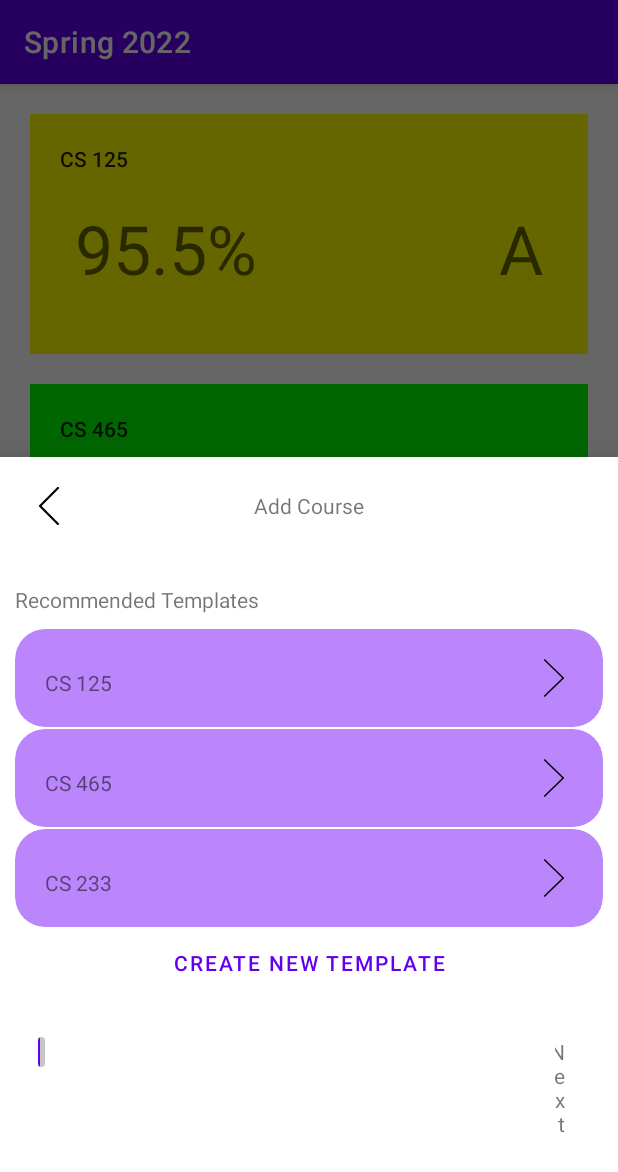
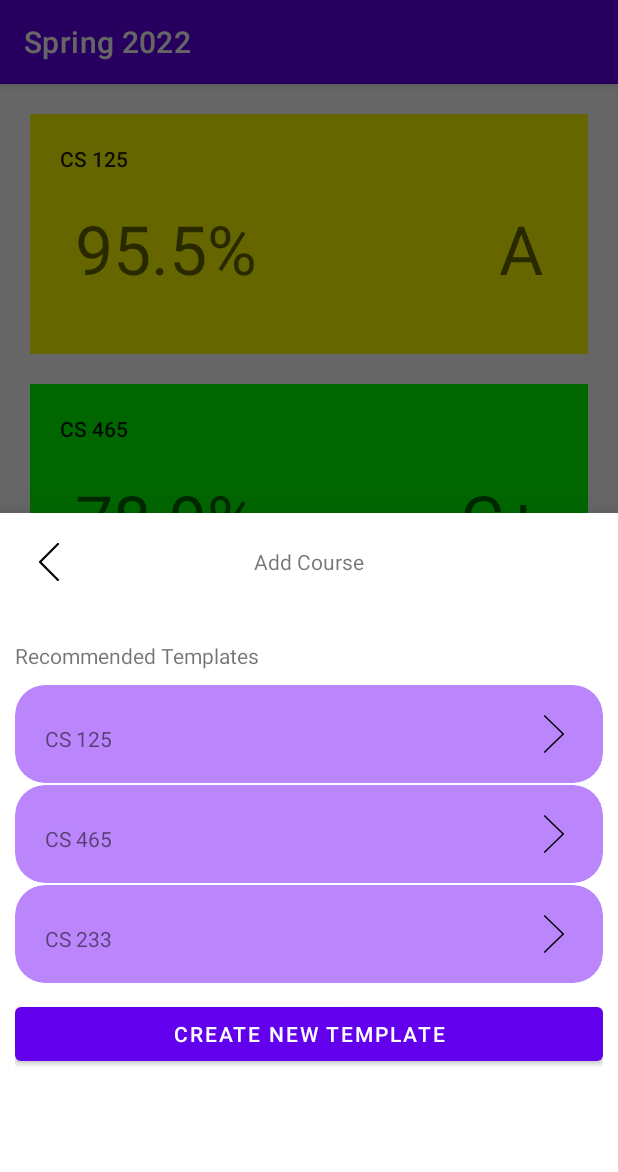
Before and after one commit to sonalimerchia/CS465-Pixelbyte, an Android app: the fragment FindTemplate placed in its activity, on a phone screen of 412 x 824 dp. Shown: the top 1172 px of the screen. Run offline under Robolectric (Android 15) with nearby library versions, the phone set to English and light mode, and no system bars.

```diff
--- a/app/src/main/java/edu/illinois/cs465/pixelbyte/ClassList/ClassElementClickListener.java
+++ b/app/src/main/java/edu/illinois/cs465/pixelbyte/ClassList/ClassElementClickListener.java
@@ -3,7 +3,10 @@ package edu.illinois.cs465.pixelbyte.ClassList;
 import android.content.Intent;
 import android.view.View;
 
+import java.util.List;
+
 import edu.illinois.cs465.pixelbyte.ClassActivity;
+import edu.illinois.cs465.pixelbyte.categoryCreation.TemplateCategory;
 
 public class ClassElementClickListener implements View.OnClickListener {
     ClassData classData_;
@@ -14,7 +17,7 @@ public class ClassElementClickListener implements View.OnClickListener {
 
     public void onClick(View v) {
         Intent intent = new Intent(v.getContext(), ClassActivity.class);
-        intent.putExtra("ClassName", classData_.className_);
+        classData_.addToIntent(intent);
         v.getContext().startActivity(intent);
     }
 }
--- a/app/src/main/java/edu/illinois/cs465/pixelbyte/FindTemplate.java
+++ b/app/src/main/java/edu/illinois/cs465/pixelbyte/FindTemplate.java
@@ -1,11 +1,11 @@
 package edu.illinois.cs465.pixelbyte;
-
-import androidx.appcompat.app.AppCompatActivity;
 
 import android.os.Bundle;
 import android.view.LayoutInflater;
 import android.view.View;
 import android.view.ViewGroup;
+import android.widget.Button;
+import android.widget.ImageView;
 import android.widget.ListView;
 
 import com.google.android.material.bottomsheet.BottomSheetDialogFragment;
@@ -15,11 +15,10 @@ import java.util.List;
 
 import edu.illinois.cs465.pixelbyte.ClassList.ClassData;
 import edu.illinois.cs465.pixelbyte.RecommendedTemplateList.RecommendedTemplateAdapter;
-import edu.illinois.cs465.pixelbyte.categoryCreation.CategoryArrayAdapter;
 import edu.illinois.cs465.pixelbyte.categoryCreation.TemplateCategory;
 
 public class FindTemplate extends BottomSheetDialogFragment {
-    ListView recommendedTemplates;
+    ListView recommendedTemplates_;
 
     @Override
     public View onCreateView(LayoutInflater inflater, ViewGroup container, Bundle savedInstanceState) {
@@ -27,35 +26,32 @@ public class FindTemplate extends BottomSheetDialogFragment {
         View view = inflater.inflate(R.layout.activity_find_template, container, false);
 
         // Create items from sample data
-        List<ClassData> items = createItems();
+        List<ClassData> items = ClassData.createSampleList();
 
         // Create adapter to interpret data
-        recommendedTemplates = view.findViewById(R.id.recommended_templates);
-        RecommendedTemplateAdapter arr = new RecommendedTemplateAdapter(view.getContext(), items);
+        recommendedTemplates_ = view.findViewById(R.id.recommended_templates);
+        RecommendedTemplateAdapter arr = new RecommendedTemplateAdapter(view.getContext(), items, (MainActivity)(getActivity()));
 
         // Apply adapter to list
-        recommendedTemplates.setAdapter(arr);
+        recommendedTemplates_.setAdapter(arr);
+
+        // Enable back button
+        ImageView back = (ImageView) view.findViewById(R.id.back_button);
+        back.setOnClickListener(new View.OnClickListener() {
+            public void onClick(View v) {
+                MainActivity m = (MainActivity)getActivity();
+                m.openDialog(BottomSheetCodes.CreateClass, "CreateClass");
+            }
+        });
+
+        Button createNew = (Button) view.findViewById((R.id.create_new_template));
+        createNew.setOnClickListener(new View.OnClickListener() {
+            public void onClick(View v) {
+                MainActivity m = (MainActivity) getActivity();
+                m.openDialog(BottomSheetCodes.NewTemplatePreview, "New Template");
+            }
+        });
 
         return view;
     }
-
-    private List<ClassData> createItems() {
-        List<ClassData> classes = new ArrayList<>();
-
-        classes.add(new ClassData("CS 125", "A", 95.5, 0xffffff00, 90.0));
-        classes.add(new ClassData("CS 465", "C+", 78.9, 0xff00ff00, 90.0));
-        classes.add(new ClassData("CS 233", "B-", 83.9, 0xff00ffff, 80.0));
-
-        addCategories(classes.get(0));
-        addCategories(classes.get(1));
-        addCategories(classes.get(2));
-
-        return classes;
-    }
-
-    private void addCategories(ClassData cd) {
-        cd.categories_.add(new TemplateCategory("Quizzes", 20.5, 2, 13));
-        cd.categories_.add(new TemplateCategory("Homework", 15.0, 5, 25));
-        cd.categories_.add(new TemplateCategory("Exams", 33.3, 0, 3));
-    }
 }
--- /dev/null
+++ b/app/src/main/java/edu/illinois/cs465/pixelbyte/RecommendedTemplateList/RecommendationElementClickListener.java
@@ -0,0 +1,22 @@
+package edu.illinois.cs465.pixelbyte.RecommendedTemplateList;
+
+import android.view.View;
+
+import edu.illinois.cs465.pixelbyte.BottomSheetCodes;
+import edu.illinois.cs465.pixelbyte.MainActivity;
+
+public class RecommendationElementClickListener implements View.OnClickListener{
+    MainActivity parent_;
+    String name_;
+
+    public RecommendationElementClickListener(MainActivity m, String name) {
+        parent_ = m;
+        name_ = name;
+    }
+
+    public void onClick(View v) {
+        if (parent_ != null) {
+            parent_.openDialog(BottomSheetCodes.PreviewTemplate, name_);
+        }
+    }
+}
--- a/app/src/main/java/edu/illinois/cs465/pixelbyte/RecommendedTemplateList/RecommendedTemplateAdapter.java
+++ b/app/src/main/java/edu/illinois/cs465/pixelbyte/RecommendedTemplateList/RecommendedTemplateAdapter.java
@@ -10,11 +10,15 @@ import android.widget.TextView;
 import java.util.List;
 
 import edu.illinois.cs465.pixelbyte.ClassList.ClassData;
+import edu.illinois.cs465.pixelbyte.MainActivity;
 import edu.illinois.cs465.pixelbyte.R;
 
 public class RecommendedTemplateAdapter extends ArrayAdapter<ClassData> {
-    public RecommendedTemplateAdapter(Context context, List<ClassData> objects) {
+    MainActivity parent_;
+
+    public RecommendedTemplateAdapter(Context context, List<ClassData> objects, MainActivity m) {
         super(context, 0, objects);
+        parent_ = m;
     }
 
     // Return an integer representing the type by fetching the enum type ordinal
@@ -46,6 +50,8 @@ public class RecommendedTemplateAdapter extends ArrayAdapter<ClassData> {
             convertView = getInflatedLayoutForType(type);
         }
 
+        convertView.setOnClickListener(new RecommendationElementClickListener(parent_, classItem.className_));
+
         TextView classLabel = (TextView) convertView.findViewById(R.id.template_name);
         if (classLabel != null && classItem.className_ != null && classItem.className_.length() > 0) {
             classLabel.setText(classItem.className_);
--- a/app/src/main/res/layout/activity_create_class.xml
+++ b/app/src/main/res/layout/activity_create_class.xml
@@ -175,6 +175,7 @@
                 android:layout_height="wrap_content"
                 android:layout_gravity="start"
                 android:layout_weight="2"
+                android:padding="10dp"
                 android:progress="0" />
 
             <View
@@ -183,13 +184,13 @@
                 android:layout_weight="1" />
 
             <TextView
+                android:id="@+id/to_template_finder"
                 android:layout_width="0dp"
                 android:layout_height="wrap_content"
                 android:layout_gravity="end"
                 android:layout_weight="1"
                 android:gravity="end"
-                android:paddingStart="0dp"
-                android:paddingEnd="10dp"
+                android:padding="10dp"
                 android:text="@string/next" />
         </LinearLayout>
     </LinearLayout>
--- a/app/src/main/res/layout/activity_find_template.xml
+++ b/app/src/main/res/layout/activity_find_template.xml
@@ -67,18 +67,24 @@
             android:divider="@color/transparent"
             android:dividerHeight="1dp"
             />
+    </LinearLayout>
 
-        <Button
-            android:layout_height="wrap_content"
-            android:layout_width="match_parent"
-            android:text="Create New Template"
-            />
-    </LinearLayout>
+    <Button
+        android:id="@+id/create_new_template"
+        android:layout_height="wrap_content"
+        android:layout_width="match_parent"
+        android:text="Create New Template"
+        style="@style/Widget.MaterialComponents.Button"
+        android:layout_marginVertical="10dp"
+        app:layout_constraintTop_toBottomOf="@id/templates_list_container"
+        app:layout_constraintLeft_toLeftOf="parent"
+        app:layout_constraintRight_toRightOf="parent"
+        />
 
     <LinearLayout
         app:layout_constraintLeft_toLeftOf="parent"
         app:layout_constraintRight_toRightOf="parent"
-        app:layout_constraintTop_toBottomOf="@id/templates_list_container"
+        app:layout_constraintTop_toBottomOf="@id/create_new_template"
         app:layout_constraintBottom_toBottomOf="parent"
         android:layout_width="wrap_content"
         android:layout_height="wrap_content"
@@ -102,14 +108,13 @@
             android:layout_height="0dp"
             android:layout_weight="1" />
 
-        <TextView
+        <View
             android:layout_width="0dp"
-            android:layout_height="wrap_content"
+            android:layout_height="0dp"
             android:layout_gravity="end"
             android:layout_weight="1"
             android:gravity="end"
             android:paddingStart="0dp"
-            android:paddingEnd="10dp"
-            android:text="@string/next" />
+            android:paddingEnd="10dp" />
     </LinearLayout>
 </androidx.constraintlayout.widget.ConstraintLayout>
```
Also changed, not shown: app/src/main/java/edu/illinois/cs465/pixelbyte/ClassActivity.java (+5 -67 lines), app/src/main/java/edu/illinois/cs465/pixelbyte/ClassList/ClassData.java (+40 -0 lines), app/src/main/java/edu/illinois/cs465/pixelbyte/CreateClass.java (+13 -4 lines), app/src/main/java/edu/illinois/cs465/pixelbyte/CreateNewTemplate.java (+8 -27 lines), app/src/main/java/edu/illinois/cs465/pixelbyte/MainActivity.java (+8 -1 lines), app/src/main/java/edu/illinois/cs465/pixelbyte/PreviewTemplate.java (+68 -3 lines), app/src/main/java/edu/illinois/cs465/pixelbyte/categoryCreation/CategoryArrayAdapter.java (+5 -2 lines), app/src/main/java/edu/illinois/cs465/pixelbyte/categoryCreation/TemplateCategory.java (+14 -0 lines), app/src/main/res/layout/activity_preview_template.xml (+91 -3 lines), app/src/main/res/layout/template_list_item.xml (added, +49 -0 lines).
